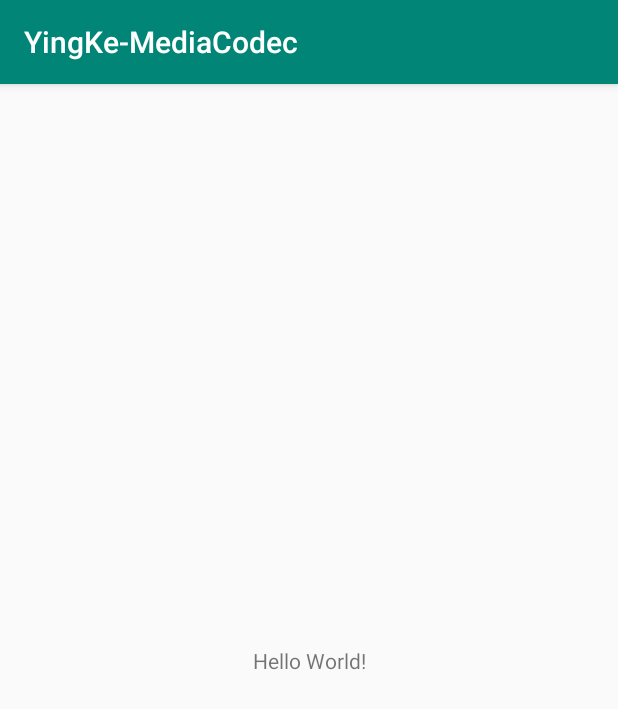
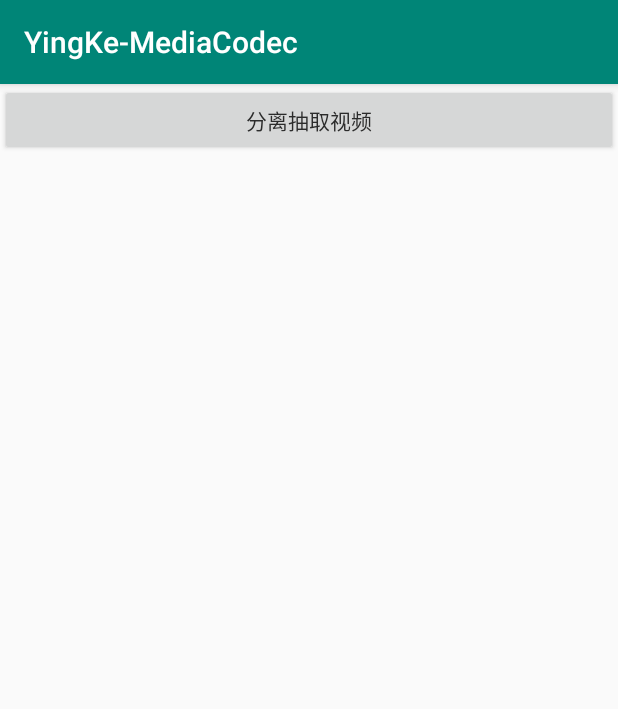
Before and after one commit to tuke0919/YingKe-MediaCodec, an Android app: the screen it shows after launch (MainActivity), on a phone screen of 412 x 824 dp. Shown: the top 709 px of the screen. Run offline under Robolectric (Android 15) with nearby library versions, the phone set to English and light mode, and no system bars.

Commit message:
MediaExtractor + MediaMuxer  分离抽取 ，合成视频

```diff
--- a/app/src/main/java/com/yingke/mediacodec/MainActivity.java
+++ b/app/src/main/java/com/yingke/mediacodec/MainActivity.java
@@ -1,13 +1,96 @@
 package com.yingke.mediacodec;
 
+import android.content.Intent;
 import android.support.v7.app.AppCompatActivity;
 import android.os.Bundle;
+import android.support.v7.widget.LinearLayoutManager;
+import android.support.v7.widget.RecyclerView;
+import android.view.View;
+import android.view.ViewGroup;
+import android.widget.Button;
 
-public class MainActivity extends AppCompatActivity {
+import com.yingke.mediacodec.simple.MediaMuxerActivity;
+
+import java.util.ArrayList;
+
+public class MainActivity extends AppCompatActivity implements View.OnClickListener {
+
+    private RecyclerView mList;
+    private ArrayList<MenuBean> data;
+
 
     @Override
     protected void onCreate(Bundle savedInstanceState) {
         super.onCreate(savedInstanceState);
         setContentView(R.layout.activity_main);
+
+        mList= (RecyclerView)findViewById(R.id.mList);
+        mList.setLayoutManager(new LinearLayoutManager(this,LinearLayoutManager.VERTICAL,false));
+        data = new ArrayList<>();
+        add("分离抽取视频", MediaMuxerActivity.class);
+
+        mList.setAdapter(new MenuAdapter());
     }
+
+
+
+
+    private void add(String name,Class<?> clazz){
+        MenuBean bean=new MenuBean();
+        bean.name=name;
+        bean.clazz=clazz;
+        data.add(bean);
+    }
+
+    private class MenuBean{
+
+        String name;
+        Class<?> clazz;
+
+    }
+
+    private class MenuAdapter extends RecyclerView.Adapter<MenuAdapter.MenuHolder>{
+
+
+        @Override
+        public MenuHolder onCreateViewHolder(ViewGroup parent, int viewType) {
+            return new MenuHolder(getLayoutInflater().inflate(R.layout.item_button,parent,false));
+        }
+
+        @Override
+        public void onBindViewHolder(MenuHolder holder, int position) {
+            holder.setPosition(position);
+        }
+
+        @Override
+        public int getItemCount() {
+            return data.size();
+        }
+
+        class MenuHolder extends RecyclerView.ViewHolder{
+
+            private Button mBtn;
+
+            MenuHolder(View itemView) {
+                super(itemView);
+                mBtn= (Button)itemView.findViewById(R.id.mBtn);
+                mBtn.setOnClickListener(MainActivity.this);
+            }
+
+            public void setPosition(int position){
+                MenuBean bean=data.get(position);
+                mBtn.setText(bean.name);
+                mBtn.setTag(position);
+            }
+        }
+
+    }
+
+    @Override
+    public void onClick(View view){
+        int position= (int)view.getTag();
+        MenuBean bean=data.get(position);
+        startActivity(new Intent(this,bean.clazz));
+    }
+
 }
--- a/app/src/main/res/layout/activity_main.xml
+++ b/app/src/main/res/layout/activity_main.xml
@@ -1,18 +1,17 @@
 <?xml version="1.0" encoding="utf-8"?>
-<android.support.constraint.ConstraintLayout xmlns:android="http://schemas.android.com/apk/res/android"
-    xmlns:app="http://schemas.android.com/apk/res-auto"
+<LinearLayout xmlns:android="http://schemas.android.com/apk/res/android"
     xmlns:tools="http://schemas.android.com/tools"
     android:layout_width="match_parent"
     android:layout_height="match_parent"
-    tools:context=".MainActivity">
+    android:orientation="vertical">
 
-    <TextView
-        android:layout_width="wrap_content"
-        android:layout_height="wrap_content"
-        android:text="Hello World!"
-        app:layout_constraintBottom_toBottomOf="parent"
-        app:layout_constraintLeft_toLeftOf="parent"
-        app:layout_constraintRight_toRightOf="parent"
-        app:layout_constraintTop_toTopOf="parent" />
 
-</android.support.constraint.ConstraintLayout>
+    <android.support.v7.widget.RecyclerView
+        android:layout_width="match_parent"
+        android:layout_height="match_parent"
+        android:id="@+id/mList">
+
+
+    </android.support.v7.widget.RecyclerView>
+
+</LinearLayout>
--- /dev/null
+++ b/app/src/main/res/layout/item_button.xml
@@ -0,0 +1,10 @@
+<?xml version="1.0" encoding="utf-8"?>
+<RelativeLayout xmlns:android="http://schemas.android.com/apk/res/android"
+    android:layout_width="match_parent"
+    android:layout_height="wrap_content">
+    <Button android:layout_width="match_parent"
+        android:layout_height="wrap_content"
+        android:textSize="14sp"
+        android:textColor="#FF2B2B2B"
+        android:id="@+id/mBtn" />
+</RelativeLayout>
```
Also changed, not shown: app/build.gradle (+8 -3 lines), app/src/main/AndroidManifest.xml (+11 -2 lines), app/src/main/java/com/yingke/mediacodec/simple/DownloadVideo.java (+220 -5 lines), app/src/main/java/com/yingke/mediacodec/simple/MediaMuxerActivity.java (added, +51 -0 lines), app/src/main/res/layout/activity_media_muxer.xml (added, +28 -0 lines).
